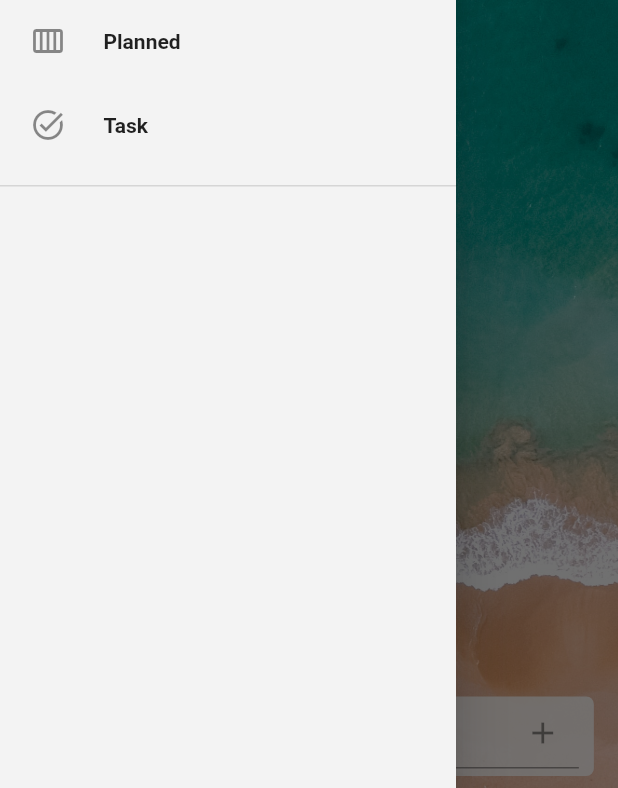
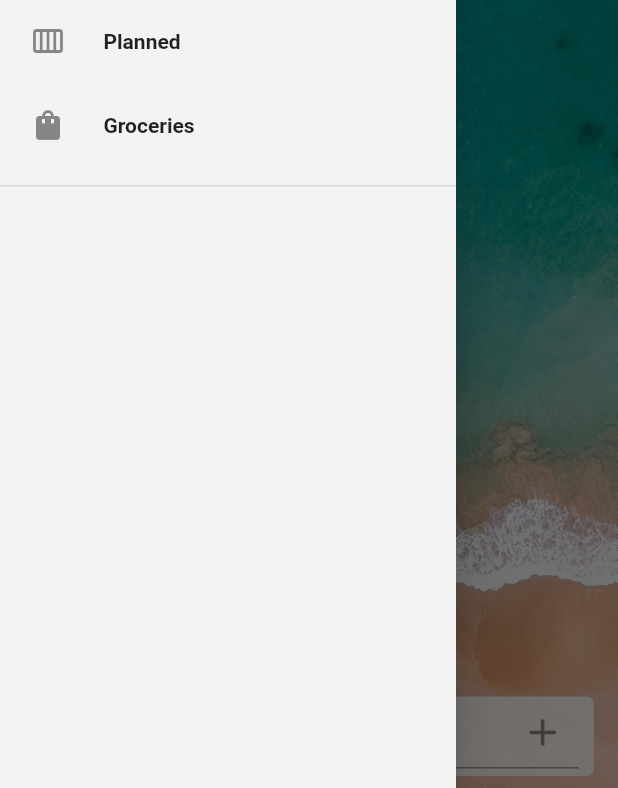
Before and after one commit to tejajakarulloh/akc_task_reminder_app, a Flutter app: the screen it shows once a user with an empty profile is signed in, with the side drawer open, on a phone screen of 412 x 824 dp. Shown: the part 445-1233 px from the top of the screen. Run offline on Flutter 3.47's test engine with Material 2 defaults, Android fonts, the phone set to English and light mode, and no system bars; our stand-ins replace bloc, cloud_firestore, email_validator, equatable, firebase_auth, firebase_core and 4 more; missing offline and left inert: flutter_expandable_widget; accounts and stored records are empty; network calls fail.

Commit message:
- planned task

```diff
--- a/lib/features/home/data/repositories/home_repository_impl.dart
+++ b/lib/features/home/data/repositories/home_repository_impl.dart
@@ -27,6 +27,11 @@ class HomeRepositoryImpl implements HomeRepository {
   }
 
   @override
+  Future<List<Task>> retrievePlannedTask() {
+    return service.retrievePlannedTask();
+  }
+
+  @override
   Future<void> flagTask(Task task) {
     return service.flagTask(task);
   }
@@ -44,4 +49,5 @@ abstract class HomeRepository {
   Future<List<Task>> retrieveTask();
   Future<List<Task>> retrieveTaskCompleted();
   Future<List<Task>> retrieveImportantTask();
+  Future<List<Task>> retrievePlannedTask();
 }
--- a/lib/features/home/presentation/bloc/home_event.dart
+++ b/lib/features/home/presentation/bloc/home_event.dart
@@ -12,6 +12,26 @@ class HomeInitialEvent extends HomeEvent {}
 class HomeLoadedTasksEvent extends HomeEvent {}
 
 class HomeLoadedImportantTasksEvent extends HomeEvent {}
+
+class HomeLoadedPlannedTasksEvent extends HomeEvent {}
+
+class SelectDatepickerEvent extends HomeEvent {
+  final String date;
+
+  const SelectDatepickerEvent({required this.date});
+
+  @override
+  List<Object> get props => [date];
+}
+
+class SelectCategoryEvent extends HomeEvent {
+  final String category;
+
+  const SelectCategoryEvent({required this.category});
+
+  @override
+  List<Object> get props => [category];
+}
 
 class AddTaskEvent extends HomeEvent {
   final Task task;
--- a/lib/features/home/presentation/bloc/home_state.dart
+++ b/lib/features/home/presentation/bloc/home_state.dart
@@ -32,6 +32,36 @@ class HomeLoadedImportantTasks extends HomeState {
   List<Object> get props => [uid, tasks!];
 }
 
+class HomeLoadedPlannedTasks extends HomeState {
+  final String uid;
+  final List<Task>? tasks;
+  const HomeLoadedPlannedTasks({
+    required this.uid,
+    this.tasks,
+  });
+
+  @override
+  List<Object> get props => [uid, tasks!];
+}
+
+class SelectDatepickerState extends HomeActionState {
+  final String date;
+
+  SelectDatepickerState({required this.date});
+
+  @override
+  List<Object> get props => [date];
+}
+
+class SelectCategoryState extends HomeActionState {
+  final String category;
+
+  SelectCategoryState({required this.category});
+
+  @override
+  List<Object> get props => [category];
+}
+
 class HomeLoadingState extends HomeState {
   @override
   List<Object> get props => [];
--- a/lib/features/home/presentation/pages/home.dart
+++ b/lib/features/home/presentation/pages/home.dart
@@ -11,6 +11,8 @@ import 'package:flutter/material.dart';
 import 'package:flutter_bloc/flutter_bloc.dart';
 import 'package:intl/intl.dart';
 import 'package:responsive_sizer/responsive_sizer.dart';
+
+import 'build_list_planned_task.dart';
 
 class Home extends StatefulWidget {
   const Home({super.key});
@@ -26,10 +28,10 @@ class _HomeState extends State<Home> {
     final GlobalKey<ScaffoldState> scaffoldKey = GlobalKey<ScaffoldState>();
     HomeBloc homeBloc = context.read<HomeBloc>();
     TextEditingController taskController = TextEditingController();
+    TextEditingController dateController = TextEditingController();
+    TextEditingController categoryController = TextEditingController();
 
     DateTime selectedDate = DateTime.now();
-
-    TextEditingController dateController = TextEditingController();
 
     Future<void> _selectDate(BuildContext context) async {
       final DateTime? picked = await showDatePicker(
@@ -38,10 +40,57 @@ class _HomeState extends State<Home> {
           initialDatePickerMode: DatePickerMode.day,
           firstDate: DateTime(2015),
           lastDate: DateTime(2101));
-      setState(() {
-        selectedDate = picked!;
-        dateController.text = DateFormat.yMd().format(selectedDate);
-        print(dateController.text);
+      if (picked != null) {
+        String date = DateFormat.yMMMEd().format(picked);
+        dateController.text = picked.toString();
+        homeBloc.add(SelectDatepickerEvent(date: date));
+      }
+    }
+
+    void _settingModalBottomSheet(context) {
+      showModalBottomSheet(
+          context: context,
+          builder: (BuildContext bc) {
+            return Container(
+              child: Column(
+                mainAxisSize: MainAxisSize.min,
+                children: [
+                  const Padding(
+                    padding: EdgeInsets.all(8.0),
+                    child: Text(
+                      "Please select category :",
+                      style: TextStyle(
+                        fontSize: 20,
+                      ),
+                    ),
+                  ),
+                  Wrap(
+                    children: <Widget>[
+                      ListTile(
+                          leading: const Icon(Icons.task),
+                          title: const Text('Task'),
+                          onTap: () {
+                            Navigator.pop(context);
+                            categoryController.text = 'Task';
+                            homeBloc.add(
+                              const SelectCategoryEvent(category: 'Task'),
+                            );
+                          }),
+                      ListTile(
+                          leading: const Icon(Icons.shopping_basket),
+                          title: const Text('Groceries'),
+                          onTap: () {
+                            Navigator.pop(context);
+                            categoryController.text = 'Groceries';
+                            homeBloc.add(
+                              const SelectCategoryEvent(category: 'Groceries'),
+                            );
+                          }),
+                    ],
+                  ),
+                ],
+              ),
+            );
           });
     }
 
@@ -179,11 +228,29 @@ class _HomeState extends State<Home> {
                                 tasks: state.tasks,
                               ),
                             ));
+                          } else if (state is HomeLoadedPlannedTasks) {
+                            return SafeArea(
+                                child: SingleChildScrollView(
+                              child: BuildListPlannedTask(
+                                scaffoldKey: scaffoldKey,
+                                taskController: taskController,
+                                homeBloc: homeBloc,
+                                user: user,
+                                tasks: state.tasks,
+                              ),
+                            ));
                           } else if (state is HomeLoadingState) {
                             return buildLoading();
                           }
 
-                          return Container(child: const Text("gk ada build"));
+                          return Container(
+                            width: double.infinity,
+                            padding: const EdgeInsets.all(10),
+                            color: Colors.white,
+                            child: const Center(
+                              child: Text("Nothing to build"),
+                            ),
+                          );
                         },
                       ),
                     ),
@@ -212,20 +279,77 @@ class _HomeState extends State<Home> {
                     color: const Color.fromRGBO(255, 255, 255, 0.8),
                     borderRadius: BorderRadius.circular(5),
                   ),
-                  child: TextFormField(
+                  child: Column(
+                    crossAxisAlignment: CrossAxisAlignment.start,
+                    children: [
+                      BlocBuilder<HomeBloc, HomeState>(
+                        bloc: homeBloc,
+                        buildWhen: (previous, current) =>
+                            current is SelectDatepickerState,
+                        builder: (context, state) {
+                          if (state is SelectDatepickerState) {
+                            return Padding(
+                              padding: const EdgeInsets.only(left: 5),
+                              child: Row(
+                                children: [
+                                  const Icon(
+                                    Icons.calendar_view_week_outlined,
+                                    size: 20,
+                                  ),
+                                  const SizedBox(
+                                    width: 5,
+                                  ),
+                                  Text(
+                                    state.date,
+                                  ),
+                                ],
+                              ),
+                            );
+                          }
+
+                          return const SizedBox();
+                        },
+                      ),
+                      TextFormField(
                         controller: taskController,
                         decoration: InputDecoration(
-                      // labelText: "Add a task",
-                      hintText: "Add a task",
+                          hintText: "Try typing like 'pay bill at 10pm'",
+                          hintStyle: const TextStyle(
+                            fontSize: 12,
+                          ),
                           alignLabelWithHint: true,
-                      labelStyle: const TextStyle(
-                        fontSize: 14,
-                      ),
                           prefixIcon: InkWell(
                             onTap: () {
                               _selectDate(context);
                             },
-                        child: const Icon(Icons.calendar_month),
+                            child: const Icon(
+                              Icons.calendar_month,
+                              size: 30,
+                            ),
+                          ),
+                          icon: BlocBuilder<HomeBloc, HomeState>(
+                            builder: (context, state) {
+                              late IconData icon;
+                              if (state is SelectCategoryState) {
+                                if (state.category == 'Task') {
+                                  icon = Icons.task;
+                                } else {
+                                  icon = Icons.shopping_basket;
+                                }
+                              } else {
+                                categoryController.text = 'Task';
+                                icon = Icons.task;
+                              }
+                              return InkWell(
+                                onTap: () {
+                                  _settingModalBottomSheet(context);
+                                },
+                                child: Icon(
+                                  icon,
+                                  size: 30,
+                                ),
+                              );
+                            },
                           ),
                           suffixIcon: InkWell(
                             onTap: () {
@@ -235,14 +359,20 @@ class _HomeState extends State<Home> {
                                       uid: user.uid,
                                       task: taskController.text,
                                       completed: false,
-                                date: Timestamp.fromDate(DateTime.now()),
-                              ),
+                                      date: Timestamp.fromDate(
+                                          DateTime.parse(dateController.text)),
+                                      category: categoryController.text),
                                 ),
                               );
                             },
-                        child: const Icon(Icons.add),
+                            child: const Icon(
+                              Icons.add,
+                              size: 30,
                             ),
                           ),
+                        ),
+                      ),
+                    ],
                   ),
                 ),
               )),
--- a/lib/shared/widgets/drawer_widget.dart
+++ b/lib/shared/widgets/drawer_widget.dart
@@ -97,10 +97,10 @@ class DrawerWidget extends StatelessWidget {
             _drawerItem(
                 icon: Icons.calendar_view_week_outlined,
                 text: 'Planned',
-                onTap: () => print('Tap Recent menu')),
+                onTap: () => homeBloc.add(HomeLoadedPlannedTasksEvent())),
             _drawerItem(
-                icon: Icons.task_alt_outlined,
-                text: 'Task',
+                icon: Icons.shopping_bag,
+                text: 'Groceries',
                 onTap: () => print('Tap Trash menu')),
             const Divider(height: 25, thickness: 1),
           ],
```
Also changed, not shown: lib/features/home/data/datasources/home_service.dart (+19 -4 lines), lib/features/home/presentation/bloc/home_bloc.dart (+14 -0 lines), lib/features/home/presentation/pages/build_list_planned_task.dart (added, +126 -0 lines). Lines whose indentation alone changed are shown as unchanged.
